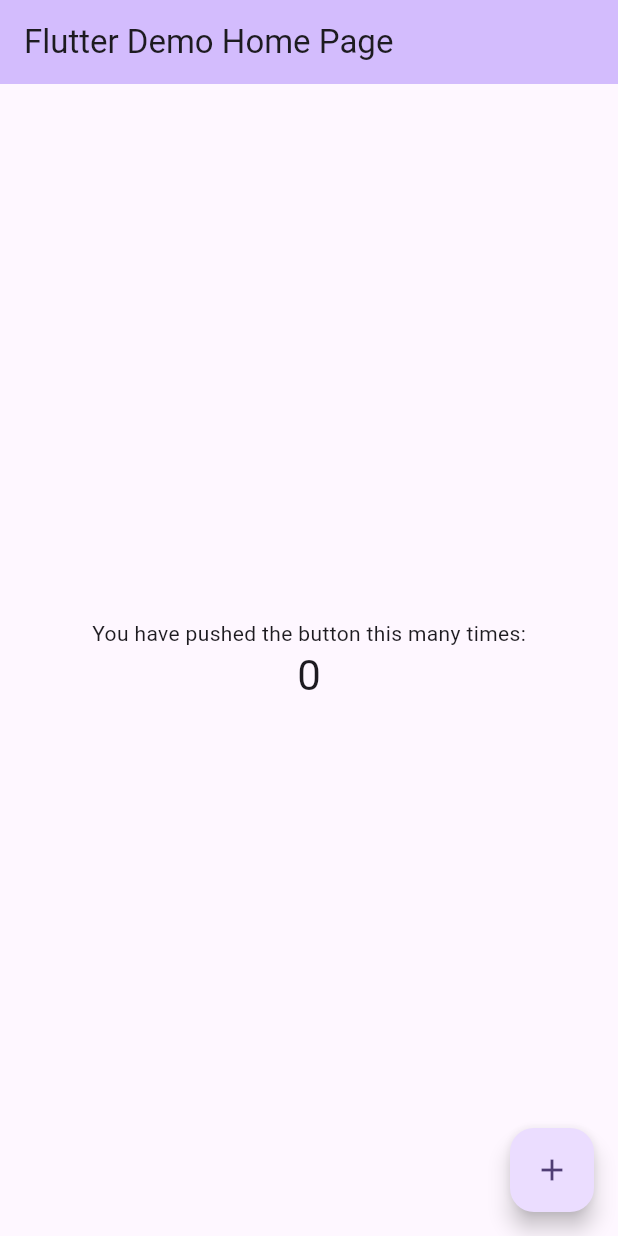
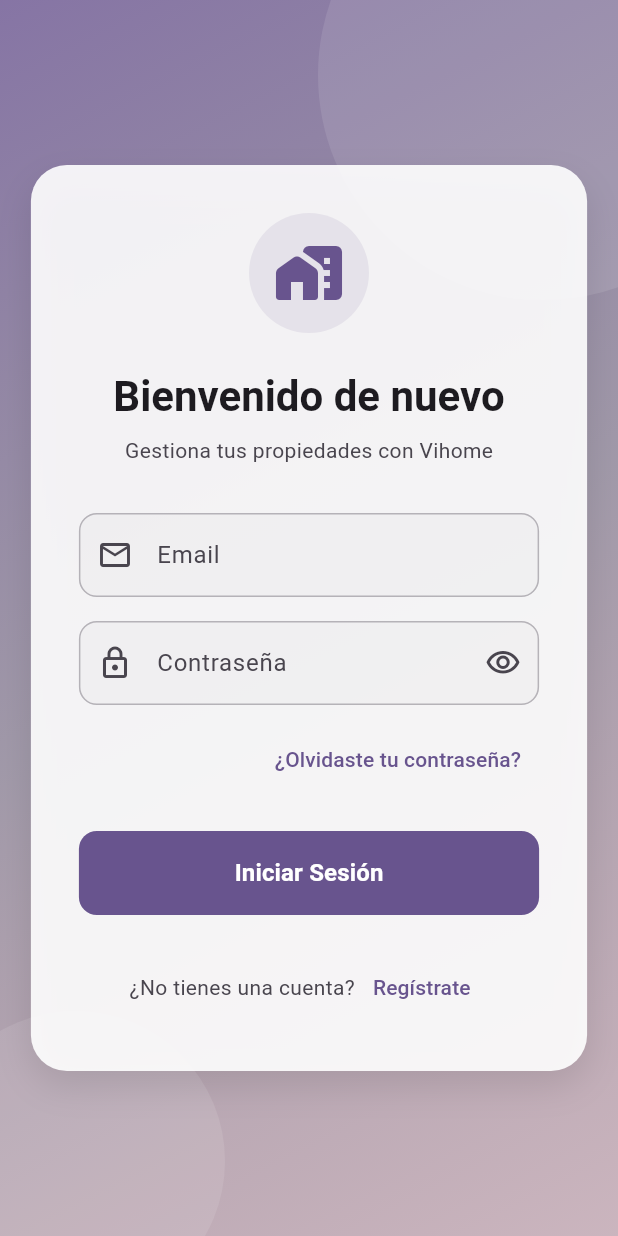
Before and after one commit to riuk950/vihomeweb, a Flutter app: the screen it shows after launch, on a phone screen of 412 x 824 dp. Run offline on Flutter 3.47's test engine with Material 3 defaults, Android fonts, the phone set to English and light mode, and no system bars; our stand-ins replace flutter_riverpod, go_router, supabase_flutter; accounts and stored records are empty.

Commit message:
New: implementacion Ci con login

```diff
--- a/lib/main.dart
+++ b/lib/main.dart
@@ -1,122 +1,45 @@
 import 'package:flutter/material.dart';
+import 'package:flutter_riverpod/flutter_riverpod.dart';
+import 'package:supabase_flutter/supabase_flutter.dart';
+import 'package:vihomeweb/routing/app_router.dart';
 
-void main() {
-  runApp(const MyApp());
+import 'package:vihomeweb/core/config/env.dart';
+
+Future<void> main() async {
+  WidgetsFlutterBinding.ensureInitialized();
+
+  if (!Env.isConfigured) {
+    debugPrint('Warning: Supabase environment variables are not configured.');
+  }
+
+  await Supabase.initialize(url: Env.supabaseUrl, anonKey: Env.supabaseAnonKey);
+
+  runApp(const ProviderScope(child: MyApp()));
 }
 
-class MyApp extends StatelessWidget {
+class MyApp extends ConsumerWidget {
   const MyApp({super.key});
 
-  // This widget is the root of your application.
   @override
-  Widget build(BuildContext context) {
-    return MaterialApp(
-      title: 'Flutter Demo',
+  Widget build(BuildContext context, WidgetRef ref) {
+    final router = ref.watch(routerProvider);
+
+    return MaterialApp.router(
+      title: 'Vihome Web',
+      debugShowCheckedModeBanner: false,
       theme: ThemeData(
-        // This is the theme of your application.
-        //
-        // TRY THIS: Try running your application with "flutter run". You'll see
-        // the application has a purple toolbar. Then, without quitting the app,
-        // try changing the seedColor in the colorScheme below to Colors.green
-        // and then invoke "hot reload" (save your changes or press the "hot
-        // reload" button in a Flutter-supported IDE, or press "r" if you used
-        // the command line to start the app).
-        //
-        // Notice that the counter didn't reset back to zero; the application
-        // state is not lost during the reload. To reset the state, use hot
-        // restart instead.
-        //
-        // This works for code too, not just values: Most code changes can be
-        // tested with just a hot reload.
-        colorScheme: ColorScheme.fromSeed(seedColor: Colors.deepPurple),
+        useMaterial3: true,
+        colorScheme: ColorScheme.fromSeed(
+          seedColor: Colors.deepPurple,
+          brightness: Brightness.light,
+        ),
+        inputDecorationTheme: InputDecorationTheme(
+          filled: true,
+          fillColor: Colors.grey.withValues(alpha: 0.05),
+          border: OutlineInputBorder(borderRadius: BorderRadius.circular(12)),
+        ),
       ),
-      home: const MyHomePage(title: 'Flutter Demo Home Page'),
+      routerConfig: router,
     );
   }
 }
-
-class MyHomePage extends StatefulWidget {
-  const MyHomePage({super.key, required this.title});
-
-  // This widget is the home page of your application. It is stateful, meaning
-  // that it has a State object (defined below) that contains fields that affect
-  // how it looks.
-
-  // This class is the configuration for the state. It holds the values (in this
-  // case the title) provided by the parent (in this case the App widget) and
-  // used by the build method of the State. Fields in a Widget subclass are
-  // always marked "final".
-
-  final String title;
-
-  @override
-  State<MyHomePage> createState() => _MyHomePageState();
-}
-
-class _MyHomePageState extends State<MyHomePage> {
-  int _counter = 0;
-
-  void _incrementCounter() {
-    setState(() {
-      // This call to setState tells the Flutter framework that something has
-      // changed in this State, which causes it to rerun the build method below
-      // so that the display can reflect the updated values. If we changed
-      // _counter without calling setState(), then the build method would not be
-      // called again, and so nothing would appear to happen.
-      _counter++;
-    });
-  }
-
-  @override
-  Widget build(BuildContext context) {
-    // This method is rerun every time setState is called, for instance as done
-    // by the _incrementCounter method above.
-    //
-    // The Flutter framework has been optimized to make rerunning build methods
-    // fast, so that you can just rebuild anything that needs updating rather
-    // than having to individually change instances of widgets.
-    return Scaffold(
-      appBar: AppBar(
-        // TRY THIS: Try changing the color here to a specific color (to
-        // Colors.amber, perhaps?) and trigger a hot reload to see the AppBar
-        // change color while the other colors stay the same.
-        backgroundColor: Theme.of(context).colorScheme.inversePrimary,
-        // Here we take the value from the MyHomePage object that was created by
-        // the App.build method, and use it to set our appbar title.
-        title: Text(widget.title),
-      ),
-      body: Center(
-        // Center is a layout widget. It takes a single child and positions it
-        // in the middle of the parent.
-        child: Column(
-          // Column is also a layout widget. It takes a list of children and
-          // arranges them vertically. By default, it sizes itself to fit its
-          // children horizontally, and tries to be as tall as its parent.
-          //
-          // Column has various properties to control how it sizes itself and
-          // how it positions its children. Here we use mainAxisAlignment to
-          // center the children vertically; the main axis here is the vertical
-          // axis because Columns are vertical (the cross axis would be
-          // horizontal).
-          //
-          // TRY THIS: Invoke "debug painting" (choose the "Toggle Debug Paint"
-          // action in the IDE, or press "p" in the console), to see the
-          // wireframe for each widget.
-          mainAxisAlignment: MainAxisAlignment.center,
-          children: <Widget>[
-            const Text('You have pushed the button this many times:'),
-            Text(
-              '$_counter',
-              style: Theme.of(context).textTheme.headlineMedium,
-            ),
-          ],
-        ),
-      ),
-      floatingActionButton: FloatingActionButton(
-        onPressed: _incrementCounter,
-        tooltip: 'Increment',
-        child: const Icon(Icons.add),
-      ), // This trailing comma makes auto-formatting nicer for build methods.
-    );
-  }
-}
--- /dev/null
+++ b/lib/presentation/screens/login_screen.dart
@@ -0,0 +1,274 @@
+import 'package:flutter/material.dart';
+import 'package:supabase_flutter/supabase_flutter.dart';
+import 'package:go_router/go_router.dart';
+
+class LoginScreen extends StatefulWidget {
+  const LoginScreen({super.key});
+
+  @override
+  State<LoginScreen> createState() => _LoginScreenState();
+}
+
+class _LoginScreenState extends State<LoginScreen> {
+  final _emailController = TextEditingController();
+  final _passwordController = TextEditingController();
+  bool _isLoading = false;
+  bool _obscurePassword = true;
+
+  @override
+  void dispose() {
+    _emailController.dispose();
+    _passwordController.dispose();
+    super.dispose();
+  }
+
+  Future<void> _signIn() async {
+    setState(() => _isLoading = true);
+    try {
+      await Supabase.instance.client.auth.signInWithPassword(
+        email: _emailController.text.trim(),
+        password: _passwordController.text.trim(),
+      );
+      if (mounted) {
+        context.go('/');
+      }
+    } on AuthException catch (error) {
+      if (mounted) {
+        ScaffoldMessenger.of(context).showSnackBar(
+          SnackBar(
+            content: Text(error.message),
+            backgroundColor: Colors.redAccent,
+            behavior: SnackBarBehavior.floating,
+          ),
+        );
+      }
+    } catch (error) {
+      if (mounted) {
+        ScaffoldMessenger.of(context).showSnackBar(
+          const SnackBar(
+            content: Text('Ocurrió un error inesperado'),
+            backgroundColor: Colors.redAccent,
+            behavior: SnackBarBehavior.floating,
+          ),
+        );
+      }
+    } finally {
+      if (mounted) {
+        setState(() => _isLoading = false);
+      }
+    }
+  }
+
+  @override
+  Widget build(BuildContext context) {
+    final theme = Theme.of(context);
+    final size = MediaQuery.of(context).size;
+
+    return Scaffold(
+      body: Stack(
+        children: [
+          // Background Gradient
+          Container(
+            decoration: BoxDecoration(
+              gradient: LinearGradient(
+                begin: Alignment.topLeft,
+                end: Alignment.bottomRight,
+                colors: [
+                  theme.colorScheme.primary.withValues(alpha: 0.8),
+                  theme.colorScheme.secondary.withValues(alpha: 0.6),
+                  theme.colorScheme.tertiary.withValues(alpha: 0.4),
+                ],
+              ),
+            ),
+          ),
+          // Animated decorative circles
+          Positioned(
+            top: -100,
+            right: -100,
+            child: Container(
+              width: 300,
+              height: 300,
+              decoration: BoxDecoration(
+                shape: BoxShape.circle,
+                color: Colors.white.withValues(alpha: 0.1),
+              ),
+            ),
+          ),
+          Positioned(
+            bottom: -50,
+            left: -50,
+            child: Container(
+              width: 200,
+              height: 200,
+              decoration: BoxDecoration(
+                shape: BoxShape.circle,
+                color: Colors.white.withValues(alpha: 0.1),
+              ),
+            ),
+          ),
+          // Main Content
+          Center(
+            child: SingleChildScrollView(
+              child: Container(
+                width: size.width > 600 ? 450 : size.width * 0.9,
+                padding: const EdgeInsets.all(32),
+                decoration: BoxDecoration(
+                  color: Colors.white.withValues(alpha: 0.9),
+                  borderRadius: BorderRadius.circular(24),
+                  boxShadow: [
+                    BoxShadow(
+                      color: Colors.black.withValues(alpha: 0.1),
+                      blurRadius: 20,
+                      offset: const Offset(0, 10),
+                    ),
+                  ],
+                ),
+                child: Column(
+                  mainAxisSize: MainAxisSize.min,
+                  children: [
+                    // Brand/Icon
+                    Container(
+                      padding: const EdgeInsets.all(16),
+                      decoration: BoxDecoration(
+                        color: theme.colorScheme.primary.withValues(alpha: 0.1),
+                        shape: BoxShape.circle,
+                      ),
+                      child: Icon(
+                        Icons.home_work_rounded,
+                        size: 48,
+                        color: theme.colorScheme.primary,
+                      ),
+                    ),
+                    const SizedBox(height: 24),
+                    Text(
+                      'Bienvenido de nuevo',
+                      style: theme.textTheme.headlineMedium?.copyWith(
+                        fontWeight: FontWeight.bold,
+                        color: theme.colorScheme.onSurface,
+                      ),
+                    ),
+                    const SizedBox(height: 8),
+                    Text(
+                      'Gestiona tus propiedades con Vihome',
+                      style: theme.textTheme.bodyMedium?.copyWith(
+                        color: theme.colorScheme.onSurfaceVariant,
+                      ),
+                    ),
+                    const SizedBox(height: 32),
+                    // Email Field
+                    TextField(
+                      controller: _emailController,
+                      keyboardType: TextInputType.emailAddress,
+                      decoration: InputDecoration(
+                        labelText: 'Email',
+                        prefixIcon: const Icon(Icons.email_outlined),
+                        border: OutlineInputBorder(
+                          borderRadius: BorderRadius.circular(12),
+                        ),
+                        enabledBorder: OutlineInputBorder(
+                          borderRadius: BorderRadius.circular(12),
+                          borderSide: BorderSide(
+                            color: theme.colorScheme.outline.withValues(
+                              alpha: 0.5,
+                            ),
+                          ),
+                        ),
+                      ),
+                    ),
+                    const SizedBox(height: 16),
+                    // Password Field
+                    TextField(
+                      controller: _passwordController,
+                      obscureText: _obscurePassword,
+                      decoration: InputDecoration(
+                        labelText: 'Contraseña',
+                        prefixIcon: const Icon(Icons.lock_outlined),
+                        suffixIcon: IconButton(
+                          icon: Icon(
+                            _obscurePassword
+                                ? Icons.visibility_outlined
+                                : Icons.visibility_off_outlined,
+                          ),
+                          onPressed: () => setState(
+                            () => _obscurePassword = !_obscurePassword,
+                          ),
+                        ),
+                        border: OutlineInputBorder(
+                          borderRadius: BorderRadius.circular(12),
+                        ),
+                        enabledBorder: OutlineInputBorder(
+                          borderRadius: BorderRadius.circular(12),
+                          borderSide: BorderSide(
+                            color: theme.colorScheme.outline.withValues(
+                              alpha: 0.5,
+                            ),
+                          ),
+                        ),
+                      ),
+                    ),
+                    const SizedBox(height: 12),
+                    Align(
+                      alignment: Alignment.centerRight,
+                      child: TextButton(
+                        onPressed: () {
+                          // TODO: Implement forgot password
+                        },
+                        child: const Text('¿Olvidaste tu contraseña?'),
+                      ),
+                    ),
+                    const SizedBox(height: 24),
+                    // Login Button
+                    SizedBox(
+                      width: double.infinity,
+                      height: 56,
+                      child: ElevatedButton(
+                        onPressed: _isLoading ? null : _signIn,
+                        style: ElevatedButton.styleFrom(
+                          backgroundColor: theme.colorScheme.primary,
+                          foregroundColor: theme.colorScheme.onPrimary,
+                          shape: RoundedRectangleBorder(
+                            borderRadius: BorderRadius.circular(12),
+                          ),
+                          elevation: 0,
+                        ),
+                        child: _isLoading
+                            ? const CircularProgressIndicator(
+                                color: Colors.white,
+                              )
+                            : const Text(
+                                'Iniciar Sesión',
+                                style: TextStyle(
+                                  fontSize: 16,
+                                  fontWeight: FontWeight.bold,
+                                ),
+                              ),
+                      ),
+                    ),
+                    const SizedBox(height: 24),
+                    Row(
+                      mainAxisAlignment: MainAxisAlignment.center,
+                      children: [
+                        Text(
+                          '¿No tienes una cuenta?',
+                          style: TextStyle(
+                            color: theme.colorScheme.onSurfaceVariant,
+                          ),
+                        ),
+                        TextButton(
+                          onPressed: () {
+                            // TODO: Navigate to register
+                          },
+                          child: const Text('Regístrate'),
+                        ),
+                      ],
+                    ),
+                  ],
+                ),
+              ),
+            ),
+          ),
+        ],
+      ),
+    );
+  }
+}
--- /dev/null
+++ b/lib/routing/app_router.dart
@@ -0,0 +1,30 @@
+import 'package:flutter_riverpod/flutter_riverpod.dart';
+import 'package:go_router/go_router.dart';
+import 'package:vihomeweb/data/providers.dart';
+import 'package:vihomeweb/presentation/screens/dashboard_screen.dart';
+import 'package:vihomeweb/presentation/screens/login_screen.dart';
+
+final routerProvider = Provider<GoRouter>((ref) {
+  final session = ref.watch(sessionProvider);
+
+  return GoRouter(
+    initialLocation: '/login',
+    redirect: (context, state) {
+      final loggingIn = state.matchedLocation == '/login';
+
+      if (session == null) {
+        return loggingIn ? null : '/login';
+      }
+
+      if (loggingIn) {
+        return '/';
+      }
+
+      return null;
+    },
+    routes: [
+      GoRoute(path: '/login', builder: (context, state) => const LoginScreen()),
+      GoRoute(path: '/', builder: (context, state) => const DashboardScreen()),
+    ],
+  );
+});
--- a/pubspec.yaml
+++ b/pubspec.yaml
@@ -34,6 +34,9 @@ dependencies:
   # The following adds the Cupertino Icons font to your application.
   # Use with the CupertinoIcons class for iOS style icons.
   cupertino_icons: ^1.0.8
+  flutter_riverpod: ^3.2.1
+  supabase_flutter: ^2.12.0
+  go_router: ^17.1.0
 
 dev_dependencies:
   flutter_test:
```
Also changed, not shown: lib/core/config/env.dart (added, +14 -0 lines), lib/data/providers.dart (added, +21 -0 lines), lib/domain/dashboard_item.dart (added, +7 -0 lines), lib/presentation/screens/dashboard_screen.dart (added, +62 -0 lines), firebase.json (added), pubspec.lock, 4 other files.
